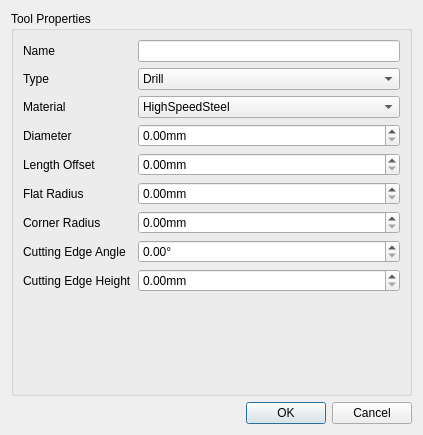
First picture: the form in src/Mod/Path/Gui/Resources/panels/ToolEdit.ui, repository berndhahnebach/All_FreeCAD, before the edit.
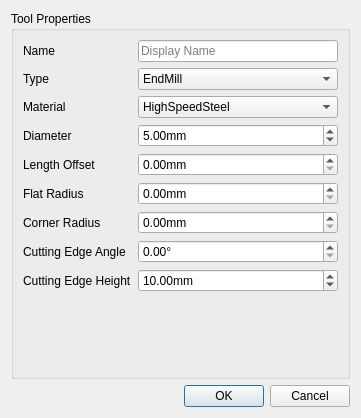
Second picture: the form after the edit.

Commit message: PATH: More reasonble defaults for new tools

The edit to the form file:
```diff
--- a/src/Mod/Path/Gui/Resources/panels/ToolEdit.ui
+++ b/src/Mod/Path/Gui/Resources/panels/ToolEdit.ui
@@ -6,8 +6,8 @@
    <rect>
     <x>0</x>
     <y>0</y>
-    <width>423</width>
-    <height>435</height>
+    <width>361</width>
+    <height>418</height>
    </rect>
   </property>
   <property name="windowTitle">
@@ -31,7 +31,14 @@
        </widget>
       </item>
       <item row="0" column="1">
-       <widget class="QLineEdit" name="NameField"/>
+       <widget class="QLineEdit" name="NameField">
+        <property name="maxLength">
+         <number>50</number>
+        </property>
+        <property name="placeholderText">
+         <string>Display Name</string>
+        </property>
+       </widget>
       </item>
       <item row="2" column="0">
        <widget class="QLabel" name="label_2">
@@ -42,6 +49,9 @@
       </item>
       <item row="2" column="1">
        <widget class="QComboBox" name="TypeField">
+        <property name="currentIndex">
+         <number>6</number>
+        </property>
         <item>
          <property name="text">
           <string>Drill</string>
@@ -162,6 +172,12 @@
         <property name="suffix">
          <string>mm</string>
         </property>
+        <property name="minimum">
+         <double>0.010000000000000</double>
+        </property>
+        <property name="value">
+         <double>5.000000000000000</double>
+        </property>
        </widget>
       </item>
       <item row="8" column="0">
@@ -232,6 +248,12 @@
         <property name="suffix">
          <string>mm</string>
         </property>
+        <property name="minimum">
+         <double>0.100000000000000</double>
+        </property>
+        <property name="value">
+         <double>10.000000000000000</double>
+        </property>
        </widget>
       </item>
      </layout>
```
The commit also changes 2 other files.
